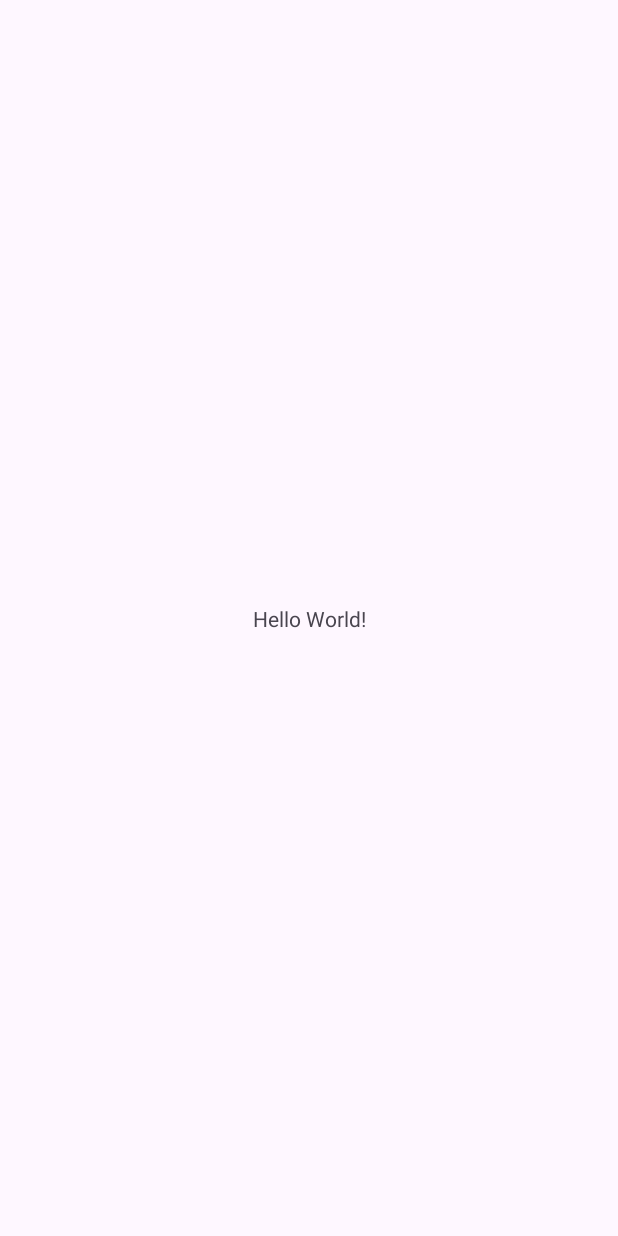
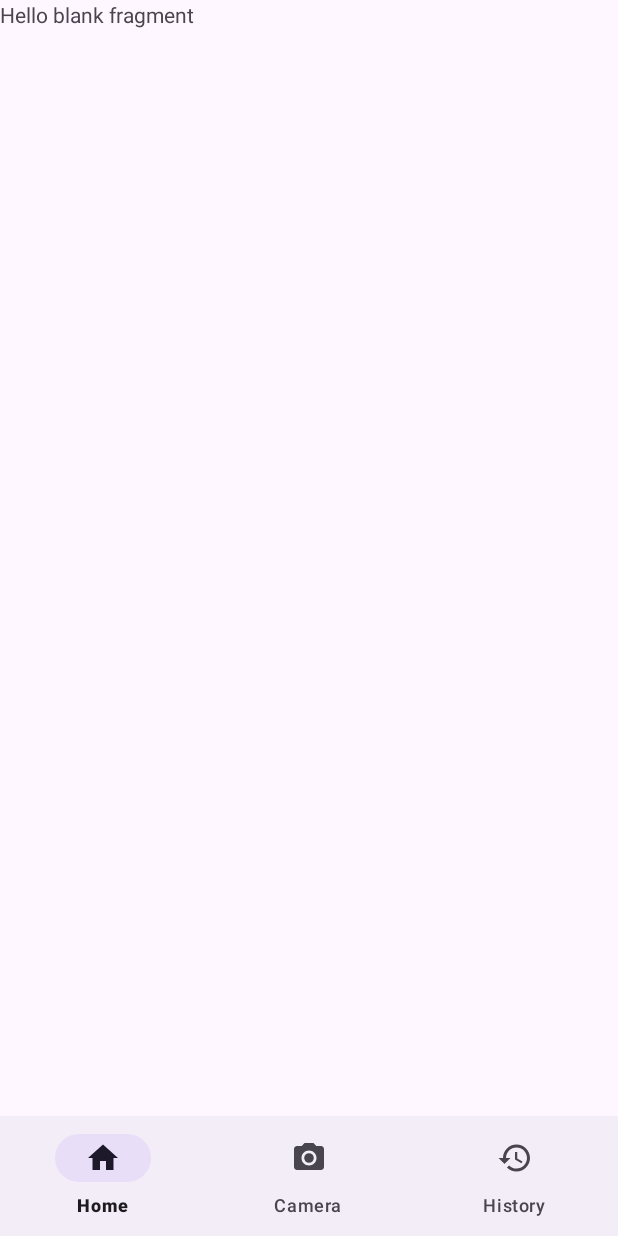
Before and after one commit to krisnasirait/TrashCare-User, an Android app: the MainActivity screen opened directly, with no data from a screen before it, on a phone screen of 412 x 824 dp. Before the commit the screen is almost empty. Run offline under Robolectric (Android 15) with nearby library versions, the phone set to English and light mode, and no system bars; our stand-ins replace navigation-ui.

Commit message:
add bottom nav

```diff
--- a/app/src/main/java/com/trashcare/user/MainActivity.kt
+++ b/app/src/main/java/com/trashcare/user/MainActivity.kt
@@ -2,10 +2,31 @@ package com.trashcare.user
 
 import androidx.appcompat.app.AppCompatActivity
 import android.os.Bundle
+import androidx.activity.addCallback
+import androidx.navigation.findNavController
+import androidx.navigation.ui.setupWithNavController
+import com.google.android.material.bottomnavigation.BottomNavigationView
+import com.trashcare.user.databinding.ActivityMainBinding
+
 
 class MainActivity : AppCompatActivity() {
+
+
+    private lateinit var binding: ActivityMainBinding
+
     override fun onCreate(savedInstanceState: Bundle?) {
         super.onCreate(savedInstanceState)
-        setContentView(R.layout.activity_main)
+        binding = ActivityMainBinding.inflate(layoutInflater)
+        setContentView(binding.root)
+
+        val navView: BottomNavigationView = binding.bottomNavigation
+        val navController = findNavController(R.id.nav_host_fragment)
+
+        navView.setupWithNavController(navController)
+
+        onBackPressedDispatcher.addCallback(this) {
+            finishAffinity()
+        }
+
     }
 }
--- /dev/null
+++ b/app/src/main/java/com/trashcare/user/ui/fragment/HomeFragment.kt
@@ -0,0 +1,20 @@
+package com.trashcare.user.ui.fragment
+
+import android.os.Bundle
+import androidx.fragment.app.Fragment
+import android.view.LayoutInflater
+import android.view.View
+import android.view.ViewGroup
+import com.trashcare.user.R
+
+
+class HomeFragment : Fragment() {
+
+    override fun onCreateView(
+        inflater: LayoutInflater, container: ViewGroup?,
+        savedInstanceState: Bundle?
+    ): View? {
+        // Inflate the layout for this fragment
+        return inflater.inflate(R.layout.fragment_home, container, false)
+    }
+}
--- /dev/null
+++ b/app/src/main/res/drawable/baseline_history_24.xml
@@ -0,0 +1,5 @@
+<vector android:height="24dp" android:tint="#B5B5B5"
+    android:viewportHeight="24" android:viewportWidth="24"
+    android:width="24dp" xmlns:android="http://schemas.android.com/apk/res/android">
+    <path android:fillColor="@android:color/white" android:pathData="M13,3c-4.97,0 -9,4.03 -9,9L1,12l3.89,3.89 0.07,0.14L9,12L6,12c0,-3.87 3.13,-7 7,-7s7,3.13 7,7 -3.13,7 -7,7c-1.93,0 -3.68,-0.79 -4.94,-2.06l-1.42,1.42C8.27,19.99 10.51,21 13,21c4.97,0 9,-4.03 9,-9s-4.03,-9 -9,-9zM12,8v5l4.28,2.54 0.72,-1.21 -3.5,-2.08L13.5,8L12,8z"/>
+</vector>
--- /dev/null
+++ b/app/src/main/res/drawable/baseline_home_24.xml
@@ -0,0 +1,5 @@
+<vector android:height="24dp" android:tint="#B5B5B5"
+    android:viewportHeight="24" android:viewportWidth="24"
+    android:width="24dp" xmlns:android="http://schemas.android.com/apk/res/android">
+    <path android:fillColor="@android:color/white" android:pathData="M10,20v-6h4v6h5v-8h3L12,3 2,12h3v8z"/>
+</vector>
--- /dev/null
+++ b/app/src/main/res/drawable/baseline_photo_camera_24.xml
@@ -0,0 +1,6 @@
+<vector android:height="24dp" android:tint="#B5B5B5"
+    android:viewportHeight="24" android:viewportWidth="24"
+    android:width="24dp" xmlns:android="http://schemas.android.com/apk/res/android">
+    <path android:fillColor="@android:color/white" android:pathData="M12,12m-3.2,0a3.2,3.2 0,1 1,6.4 0a3.2,3.2 0,1 1,-6.4 0"/>
+    <path android:fillColor="@android:color/white" android:pathData="M9,2L7.17,4L4,4c-1.1,0 -2,0.9 -2,2v12c0,1.1 0.9,2 2,2h16c1.1,0 2,-0.9 2,-2L22,6c0,-1.1 -0.9,-2 -2,-2h-3.17L15,2L9,2zM12,17c-2.76,0 -5,-2.24 -5,-5s2.24,-5 5,-5 5,2.24 5,5 -2.24,5 -5,5z"/>
+</vector>
--- a/app/src/main/res/layout/activity_main.xml
+++ b/app/src/main/res/layout/activity_main.xml
@@ -6,13 +6,25 @@
     android:layout_height="match_parent"
     tools:context=".MainActivity">
 
-    <TextView
-        android:layout_width="wrap_content"
+    <fragment
+        android:id="@+id/nav_host_fragment"
+        android:name="androidx.navigation.fragment.NavHostFragment"
+        android:layout_width="match_parent"
+        android:layout_height="0dp"
+        app:defaultNavHost="true"
+        app:layout_constraintBottom_toTopOf="@id/bottom_navigation"
+        app:layout_constraintEnd_toEndOf="parent"
+        app:layout_constraintStart_toStartOf="parent"
+        app:layout_constraintTop_toTopOf="parent"
+        app:navGraph ="@navigation/bottom_navigation"/>
+
+    <com.google.android.material.bottomnavigation.BottomNavigationView
+        android:id="@+id/bottom_navigation"
+        android:layout_width="match_parent"
         android:layout_height="wrap_content"
-        android:text="Hello World!"
         app:layout_constraintBottom_toBottomOf="parent"
         app:layout_constraintEnd_toEndOf="parent"
         app:layout_constraintStart_toStartOf="parent"
-        app:layout_constraintTop_toTopOf="parent" />
+        app:menu="@menu/bottom_navigation_menu" />
 
 </androidx.constraintlayout.widget.ConstraintLayout>
--- /dev/null
+++ b/app/src/main/res/layout/fragment_home.xml
@@ -0,0 +1,14 @@
+<?xml version="1.0" encoding="utf-8"?>
+<FrameLayout xmlns:android="http://schemas.android.com/apk/res/android"
+    xmlns:tools="http://schemas.android.com/tools"
+    android:layout_width="match_parent"
+    android:layout_height="match_parent"
+    tools:context=".ui.fragment.HomeFragment">
+
+    <!-- TODO: Update blank fragment layout -->
+    <TextView
+        android:layout_width="match_parent"
+        android:layout_height="match_parent"
+        android:text="@string/hello_blank_fragment" />
+
+</FrameLayout>
--- /dev/null
+++ b/app/src/main/res/menu/bottom_navigation_menu.xml
@@ -0,0 +1,18 @@
+<?xml version="1.0" encoding="utf-8"?>
+<menu xmlns:android="http://schemas.android.com/apk/res/android">
+    <item
+        android:id="@+id/action_home"
+        android:icon="@drawable/baseline_home_24"
+        android:title="Home"/>
+
+    <item
+        android:id="@+id/action_camera"
+        android:icon="@drawable/baseline_photo_camera_24"
+        android:title="Camera"/>
+
+    <item
+        android:id="@+id/action_history"
+        android:icon="@drawable/baseline_history_24"
+        android:title="History"/>
+
+</menu>
--- /dev/null
+++ b/app/src/main/res/navigation/bottom_navigation.xml
@@ -0,0 +1,26 @@
+<?xml version="1.0" encoding="utf-8"?>
+<navigation xmlns:android="http://schemas.android.com/apk/res/android"
+    xmlns:app="http://schemas.android.com/apk/res-auto"
+    xmlns:tools="http://schemas.android.com/tools"
+    android:id="@+id/bottom_navigation"
+    app:startDestination="@id/menu_home">
+
+    <fragment
+        android:id="@+id/menu_home"
+        android:name="com.trashcare.user.ui.fragment.HomeFragment"
+        android:label="Home"
+        tools:layout="@layout/fragment_home"/>
+
+    <fragment
+        android:id="@+id/menu_camera"
+        android:name="com.trashcare.user.ui.fragment.CameraFragment"
+        android:label="Camera"
+        tools:layout="@layout/fragment_camera"/>
+
+    <fragment
+        android:id="@+id/menu_history"
+        android:name="com.trashcare.user.ui.fragment.HistoryFragment"
+        android:label="History"
+        tools:layout="@layout/fragment_history"/>
+
+</navigation>
--- /dev/null
+++ b/app/src/main/res/values/dimens.xml
@@ -0,0 +1,5 @@
+<resources>
+    <!-- Default screen margins, per the Android Design guidelines. -->
+    <dimen name="activity_horizontal_margin">16dp</dimen>
+    <dimen name="activity_vertical_margin">16dp</dimen>
+</resources>
--- a/app/src/main/res/values/strings.xml
+++ b/app/src/main/res/values/strings.xml
@@ -17,4 +17,10 @@
     <string name="txt_btnSendTrash">Kirim Sampah</string>
     <string name="tv_detection">Deteksi sampahmu disini</string>
     <string name="txt_btnDetectionTrash">Deteksi Sampah</string>
+    <!-- TODO: Remove or change this placeholder text -->
+    <string name="hello_blank_fragment">Hello blank fragment</string>
+    <string name="title_activity_main2">MainActivity2</string>
+    <string name="title_home">Home</string>
+    <string name="title_dashboard">Dashboard</string>
+    <string name="title_notifications">Notifications</string>
 </resources>
```
Also changed, not shown: app/build.gradle (+7 -0 lines), app/src/main/AndroidManifest.xml (+10 -8 lines), app/src/main/java/com/trashcare/user/ui/fragment/CameraFragment.kt (added, +21 -0 lines), app/src/main/java/com/trashcare/user/ui/fragment/HistoryFragment.kt (added, +21 -0 lines), app/src/main/res/drawable/ic_dashboard_black_24dp.xml (added, +9 -0 lines), app/src/main/res/drawable/ic_home_black_24dp.xml (added, +9 -0 lines), app/src/main/res/drawable/ic_notifications_black_24dp.xml (added, +9 -0 lines), app/src/main/res/layout/fragment_camera.xml (added, +14 -0 lines), app/src/main/res/layout/fragment_history.xml (added, +14 -0 lines).
